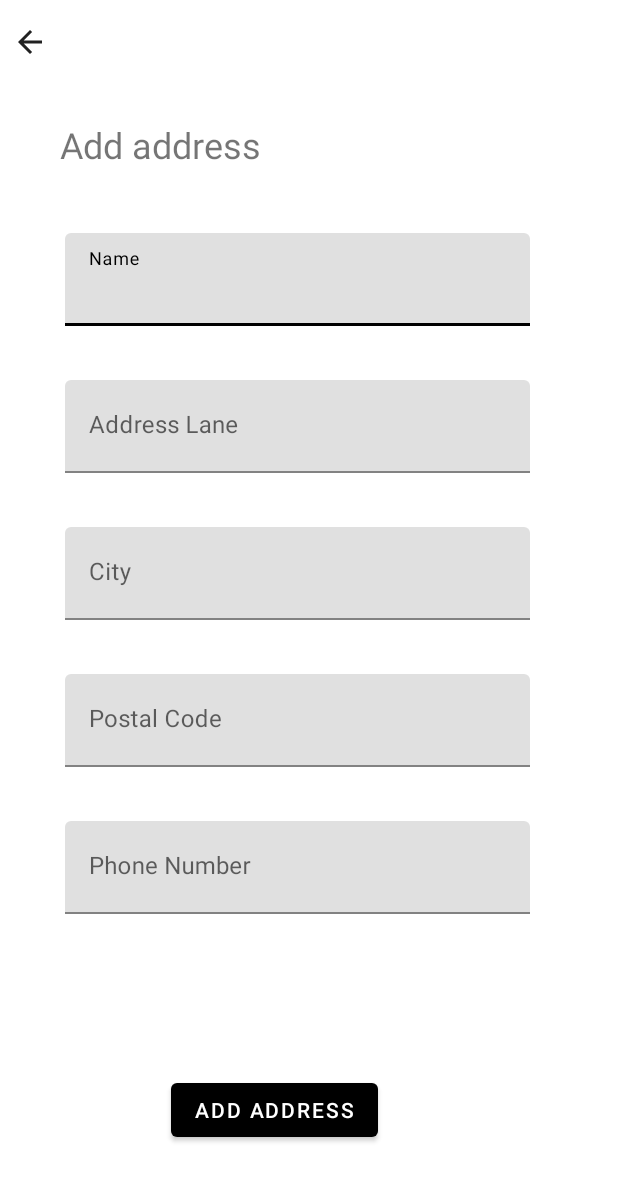
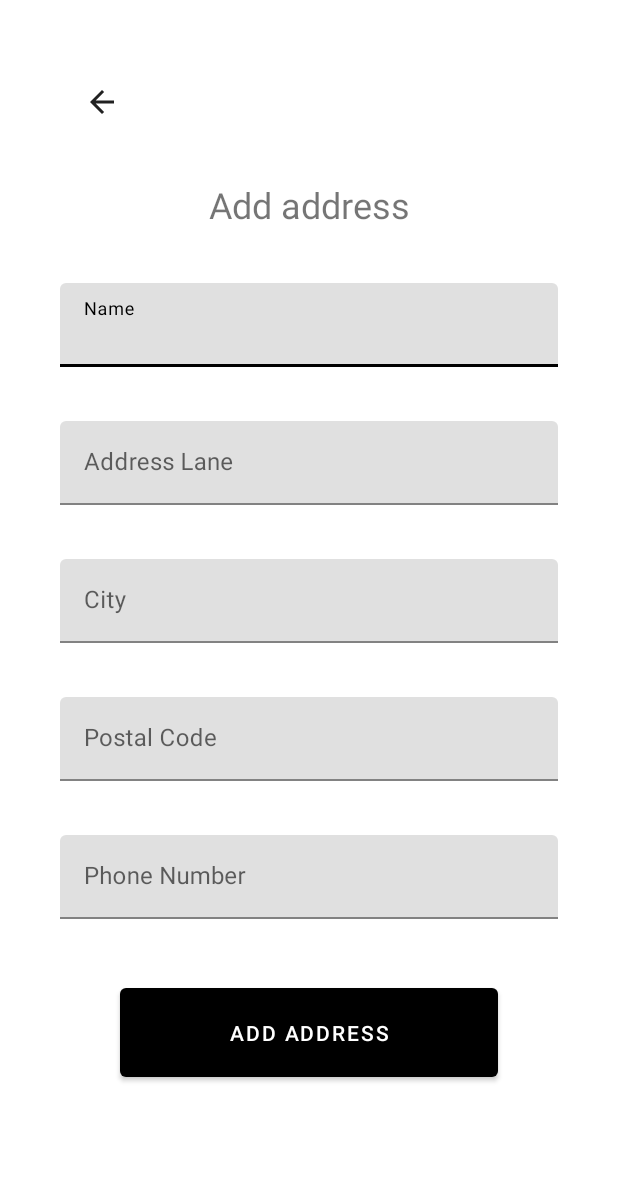
Before and after one commit to kathuriabhinav/vShop, an Android app: the AddAddressActivity screen opened directly, with no data from a screen before it, on a phone screen of 412 x 824 dp. Shown: the top 1181 px of the screen. Run offline under Robolectric (Android 15) with nearby library versions, the phone set to English and light mode, and no system bars; our stand-ins replace Firebase (no records; nobody signed in at launch, a user with empty details on screens opened directly).

Commit message:
Added Files Via Upload
Added Files Via Upload

```diff
--- a/app/src/main/java/com/example/vshop/AddAddressActivity.java
+++ b/app/src/main/java/com/example/vshop/AddAddressActivity.java
@@ -57,7 +57,7 @@ public class AddAddressActivity extends AppCompatActivity {
             public void onClick(View v) {
 
                 if(validDetails()) {
-                    String final_address = name+","+city+","+address+","+code+","+number;
+                    String final_address = name+"\n"+address+"\n"+city+", "+code+"\n"+number+".";
                     Map<String, String> mMap = new HashMap<>();
                     mMap.put("address", final_address);
 
--- a/app/src/main/res/layout/activity_add_address.xml
+++ b/app/src/main/res/layout/activity_add_address.xml
@@ -1,133 +1,128 @@
 <?xml version="1.0" encoding="utf-8"?>
-<androidx.constraintlayout.widget.ConstraintLayout xmlns:android="http://schemas.android.com/apk/res/android"
+<ScrollView xmlns:android="http://schemas.android.com/apk/res/android"
     xmlns:app="http://schemas.android.com/apk/res-auto"
     xmlns:tools="http://schemas.android.com/tools"
     android:layout_width="match_parent"
+    android:orientation="vertical"
     android:layout_height="match_parent"
     tools:context=".AddAddressActivity">
 
-    <TextView
-        android:id="@+id/textView8"
-        android:layout_width="169dp"
-        android:layout_height="39dp"
-        android:layout_marginStart="40dp"
-        android:layout_marginTop="24dp"
-        android:text="Add address"
-        android:textSize="24sp"
-        app:layout_constraintStart_toStartOf="parent"
-        app:layout_constraintTop_toBottomOf="@+id/add_address_toolbar" />
+    <LinearLayout
+        android:layout_width="match_parent"
+        android:padding="40dp"
+        android:layout_height="match_parent"
+        android:orientation="vertical">
 
-    <com.google.android.material.textfield.TextInputLayout
-        android:id="@+id/textInputLayout3"
-        android:layout_width="310dp"
-        android:layout_height="62dp"
-        android:layout_marginTop="36dp"
-        android:hint="Name"
-        app:layout_constraintEnd_toEndOf="parent"
-        app:layout_constraintHorizontal_bias="0.424"
-        app:layout_constraintStart_toStartOf="parent"
-        app:layout_constraintTop_toBottomOf="@+id/textView8">
 
-        <EditText
-            android:id="@+id/ad_name"
+        <androidx.appcompat.widget.Toolbar
+            android:id="@+id/add_address_toolbar"
             android:layout_width="match_parent"
-            android:layout_height="match_parent"
-            android:inputType="text" />
+            android:layout_gravity="center"
+            android:layout_height="wrap_content"
+            android:minHeight="?attr/actionBarSize"
+            android:theme="?attr/actionBarTheme"
+            app:layout_constraintEnd_toEndOf="parent"
+            app:layout_constraintStart_toStartOf="parent"
+            app:layout_constraintTop_toTopOf="parent" />
 
-    </com.google.android.material.textfield.TextInputLayout>
 
-    <com.google.android.material.textfield.TextInputLayout
-        android:id="@+id/textInputLayout4"
-        android:layout_width="310dp"
-        android:layout_height="62dp"
-        android:layout_marginTop="36dp"
-        android:hint="Address Lane"
-        app:layout_constraintEnd_toEndOf="parent"
-        app:layout_constraintHorizontal_bias="0.424"
-        app:layout_constraintStart_toStartOf="parent"
-        app:layout_constraintTop_toBottomOf="@+id/textInputLayout3">
 
-        <EditText
-            android:id="@+id/ad_address"
+        <TextView
+            android:id="@+id/textView8"
             android:layout_width="match_parent"
-            android:layout_height="match_parent"
-            android:inputType="text" />
-    </com.google.android.material.textfield.TextInputLayout>
+            android:gravity="center"
+            android:layout_height="wrap_content"
+            android:layout_gravity="center"
+            android:layout_marginTop="24dp"
+            android:text="Add address"
+            android:textSize="24sp"
+            app:layout_constraintTop_toBottomOf="@+id/add_address_toolbar" />
 
-    <com.google.android.material.textfield.TextInputLayout
-        android:id="@+id/textInputLayout5"
-        android:layout_width="310dp"
-        android:layout_height="62dp"
-        android:layout_marginTop="36dp"
-        android:hint="City"
-        app:layout_constraintEnd_toEndOf="parent"
-        app:layout_constraintHorizontal_bias="0.424"
-        app:layout_constraintStart_toStartOf="parent"
-        app:layout_constraintTop_toBottomOf="@+id/textInputLayout4">
+        <com.google.android.material.textfield.TextInputLayout
+            android:id="@+id/textInputLayout3"
+            android:layout_width="match_parent"
+            android:layout_height="wrap_content"
+            android:layout_marginTop="36dp"
+            android:hint="Name"
+            android:layout_gravity="center">
 
-        <EditText
-            android:id="@+id/ad_city"
+            <EditText
+                android:id="@+id/ad_name"
+                android:layout_width="match_parent"
+                android:layout_height="wrap_content"
+                android:inputType="text" />
+
+        </com.google.android.material.textfield.TextInputLayout>
+
+        <com.google.android.material.textfield.TextInputLayout
+            android:id="@+id/textInputLayout4"
             android:layout_width="match_parent"
-            android:layout_height="match_parent"
-            android:inputType="text" />
+            android:layout_height="wrap_content"
+            android:layout_marginTop="36dp"
+            android:hint="Address Lane"
+            android:layout_gravity="center">
 
-    </com.google.android.material.textfield.TextInputLayout>
+            <EditText
+                android:id="@+id/ad_address"
+                android:layout_width="match_parent"
+                android:layout_height="wrap_content"
+                android:inputType="text" />
+        </com.google.android.material.textfield.TextInputLayout>
 
-    <com.google.android.material.textfield.TextInputLayout
-        android:id="@+id/textInputLayout6"
-        android:layout_width="310dp"
-        android:layout_height="62dp"
-        android:layout_marginTop="36dp"
-        android:hint="Postal Code"
-        app:layout_constraintEnd_toEndOf="parent"
-        app:layout_constraintHorizontal_bias="0.424"
-        app:layout_constraintStart_toStartOf="parent"
-        app:layout_constraintTop_toBottomOf="@+id/textInputLayout5">
+        <com.google.android.material.textfield.TextInputLayout
+            android:id="@+id/textInputLayout5"
+            android:layout_width="match_parent"
+            android:layout_height="wrap_content"
+            android:layout_marginTop="36dp"
+            android:hint="City"
+            android:layout_gravity="center">
 
-        <EditText
-            android:id="@+id/ad_code"
+            <EditText
+                android:id="@+id/ad_city"
+                android:layout_width="match_parent"
+                android:layout_height="wrap_content"
+                android:inputType="text" />
+
+        </com.google.android.material.textfield.TextInputLayout>
+
+        <com.google.android.material.textfield.TextInputLayout
+            android:id="@+id/textInputLayout6"
             android:layout_width="match_parent"
-            android:layout_height="match_parent"
-            android:inputType="number" />
-    </com.google.android.material.textfield.TextInputLayout>
+            android:layout_height="wrap_content"
+            android:layout_marginTop="36dp"
+            android:hint="Postal Code"
+            android:layout_gravity="center">
 
-    <com.google.android.material.textfield.TextInputLayout
-        android:layout_width="310dp"
-        android:layout_height="62dp"
-        android:layout_marginTop="36dp"
-        android:hint="Phone Number"
-        app:layout_constraintEnd_toEndOf="parent"
-        app:layout_constraintHorizontal_bias="0.424"
-        app:layout_constraintStart_toStartOf="parent"
-        app:layout_constraintTop_toBottomOf="@+id/textInputLayout6">
+            <EditText
+                android:id="@+id/ad_code"
+                android:layout_width="match_parent"
+                android:layout_height="wrap_content"
+                android:inputType="number" />
+        </com.google.android.material.textfield.TextInputLayout>
 
-        <EditText
-            android:id="@+id/ad_phone"
+        <com.google.android.material.textfield.TextInputLayout
             android:layout_width="match_parent"
-            android:layout_height="match_parent"
-            android:inputType="number" />
-    </com.google.android.material.textfield.TextInputLayout>
+            android:layout_height="wrap_content"
+            android:layout_marginTop="36dp"
+            android:hint="Phone Number"
+            android:layout_gravity="center">
 
-    <Button
-        android:id="@+id/ad_add_address"
-        android:layout_width="wrap_content"
-        android:layout_height="wrap_content"
-        android:layout_marginBottom="60dp"
-        android:text="Add Address"
-        android:textColor="@color/colorPrimary"
-        app:layout_constraintBottom_toBottomOf="parent"
-        app:layout_constraintEnd_toEndOf="parent"
-        app:layout_constraintHorizontal_bias="0.415"
-        app:layout_constraintStart_toStartOf="parent" />
+            <EditText
+                android:id="@+id/ad_phone"
+                android:layout_width="match_parent"
+                android:layout_height="wrap_content"
+                android:inputType="number" />
+        </com.google.android.material.textfield.TextInputLayout>
 
-    <androidx.appcompat.widget.Toolbar
-        android:id="@+id/add_address_toolbar"
-        android:layout_width="430dp"
-        android:layout_height="wrap_content"
-        android:minHeight="?attr/actionBarSize"
-        android:theme="?attr/actionBarTheme"
-        app:layout_constraintEnd_toEndOf="parent"
-        app:layout_constraintStart_toStartOf="parent"
-        app:layout_constraintTop_toTopOf="parent" />
+        <Button
+            android:id="@+id/ad_add_address"
+            android:layout_width="match_parent"
+            android:layout_height="wrap_content"
+            android:layout_margin="40dp"
+            android:text="Add Address"
+            android:textColor="@color/colorPrimary"
+            android:padding="20dp"/>
 
-</androidx.constraintlayout.widget.ConstraintLayout>
+
+    </LinearLayout>
+</ScrollView>
--- a/app/src/main/res/layout/activity_login.xml
+++ b/app/src/main/res/layout/activity_login.xml
@@ -65,13 +65,13 @@
             android:layout_marginBottom="10dp"
             android:layout_marginLeft="80dp"
             android:layout_marginRight="80dp"
-            android:backgroundTint="@color/teal"
+            android:backgroundTint="@color/black"
             android:padding="10dp"
             android:text="Login"
             android:layout_gravity="center"
             android:gravity="center"
             android:textAllCaps="false"
-            android:textColor="@android:color/black"/>
+            android:textColor="@android:color/white"/>
 
         <LinearLayout
             android:layout_width="match_parent"
--- a/app/src/main/res/layout/activity_register.xml
+++ b/app/src/main/res/layout/activity_register.xml
@@ -29,7 +29,7 @@
         <com.google.android.material.textfield.TextInputLayout
             android:id="@+id/textInputLayout1"
             android:layout_width="300dp"
-            android:layout_height="50dp"
+            android:layout_height="wrap_content"
             android:layout_gravity="center"
             android:layout_marginTop="32dp"
             android:gravity="center"
@@ -38,7 +38,7 @@
             <EditText
                 android:id="@+id/regis_name"
                 android:layout_width="match_parent"
-                android:layout_height="match_parent"
+                android:layout_height="wrap_content"
                 android:inputType="textEmailAddress" />
 
         </com.google.android.material.textfield.TextInputLayout>
@@ -46,7 +46,7 @@
         <com.google.android.material.textfield.TextInputLayout
             android:id="@+id/textInputLayout"
             android:layout_width="300dp"
-            android:layout_height="50dp"
+            android:layout_height="wrap_content"
             android:layout_gravity="center"
             android:layout_marginTop="32dp"
             android:gravity="center"
@@ -55,7 +55,7 @@
             <EditText
                 android:id="@+id/regis_email"
                 android:layout_width="match_parent"
-                android:layout_height="match_parent"
+                android:layout_height="wrap_content"
                 android:inputType="textEmailAddress" />
 
         </com.google.android.material.textfield.TextInputLayout>
@@ -63,7 +63,7 @@
         <com.google.android.material.textfield.TextInputLayout
             android:id="@+id/textInputLayout2"
             android:layout_width="300dp"
-            android:layout_height="50dp"
+            android:layout_height="wrap_content"
             android:layout_gravity="center"
             android:layout_marginTop="32dp"
             android:gravity="center"
@@ -72,7 +72,7 @@
             <EditText
                 android:id="@+id/regis_password"
                 android:layout_width="match_parent"
-                android:layout_height="match_parent"
+                android:layout_height="wrap_content"
                 android:inputType="textPassword" />
         </com.google.android.material.textfield.TextInputLayout>
 
@@ -85,12 +85,12 @@
             android:layout_marginTop="50dp"
             android:layout_marginRight="80dp"
             android:layout_marginBottom="10dp"
-            android:backgroundTint="@color/teal"
+            android:backgroundTint="@color/black"
             android:gravity="center"
             android:padding="10dp"
             android:text="Sign Up"
             android:textAllCaps="false"
-            android:textColor="@android:color/black" />
+            android:textColor="@android:color/white" />
 
         <LinearLayout
             android:layout_width="match_parent"
--- a/app/src/main/res/layout/single_address_item.xml
+++ b/app/src/main/res/layout/single_address_item.xml
@@ -2,7 +2,9 @@
 <LinearLayout xmlns:android="http://schemas.android.com/apk/res/android"
     android:layout_width="match_parent"
     android:layout_height="wrap_content"
+    android:padding="10dp"
     android:layout_margin="10dp"
+    android:background="?android:attr/listDivider"
     android:orientation="vertical">
 
     <RelativeLayout
@@ -27,6 +29,7 @@
                 android:id="@+id/select_address"
                 android:layout_width="wrap_content"
                 android:layout_height="wrap_content"
+                android:layout_gravity="center"
                 android:gravity="center" />
         </LinearLayout>
 
```
